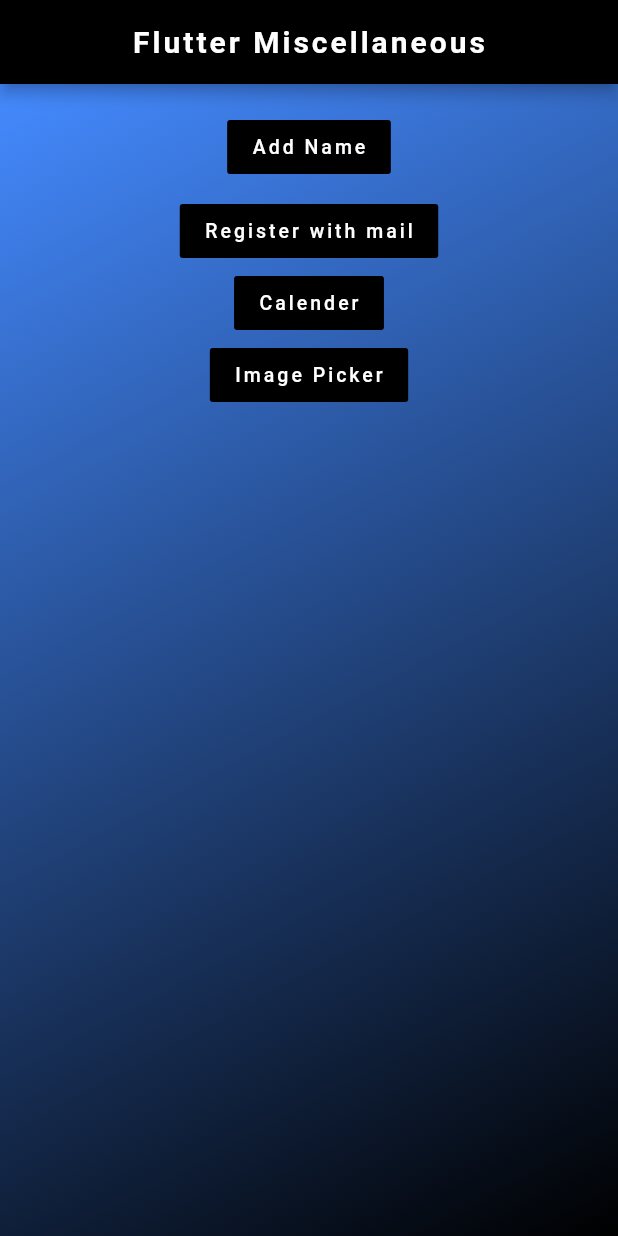
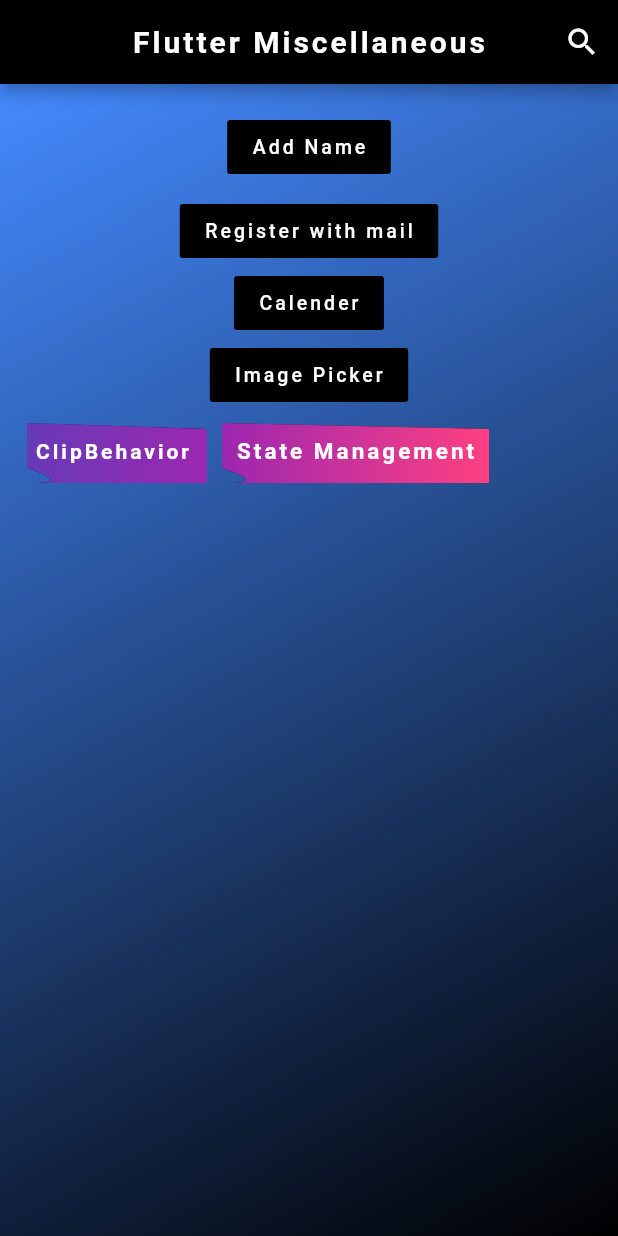
Before and after one commit to realalyeasin/flutter_miscellaneous, a Flutter app: the screen it shows after launch, on a phone screen of 412 x 824 dp. Run offline on Flutter 3.47's test engine with Material 2 defaults, Android fonts, the phone set to English and light mode, and no system bars; our stand-ins replace image_picker.

Commit message:
flutter_miscellaneous

```diff
--- /dev/null
+++ b/lib/StateManagement/models/movie.dart
@@ -0,0 +1,6 @@
+class Movie {
+  final String title;
+  final String? runtime;
+
+  Movie({required this.title, this.runtime});
+}
--- /dev/null
+++ b/lib/Widgets/clip.dart
@@ -0,0 +1,23 @@
+import 'package:flutter/cupertino.dart';
+
+class MyClipper extends CustomClipper<Path> {
+  @override
+  Path getClip(Size size) {
+    // TODO: implement getClip
+    var path = Path();
+    path.lineTo(0, size.height-10);
+    var controllPoint = Offset(30, size.height);
+    var endPoint = Offset(size.width/40, size.height);
+    path.quadraticBezierTo(controllPoint.dx, controllPoint.dy, endPoint.dx, endPoint.dy);
+    path.lineTo(size.width, size.height);
+    path.lineTo(size.width, 4);
+    return path;
+
+  }
+
+  @override
+  bool shouldReclip(covariant CustomClipper<Path> oldClipper) {
+    // TODO: implement shouldReclip
+    return true;
+  }
+}
--- a/lib/homePage.dart
+++ b/lib/homePage.dart
@@ -1,6 +1,8 @@
 import 'package:flutter/material.dart';
-
 import 'ImagePicker/imagePicker.dart';
+import 'StateManagement/screens/home_screen.dart';
+import 'Widgets/SearchPage.dart';
+import 'Widgets/clip.dart';
 
 class HomePage extends StatefulWidget {
   @override
@@ -18,7 +20,7 @@ class _HomePageState extends State<HomePage> {
           bool isChecked = false;
           return StatefulBuilder(builder: (context, setState) {
             return AlertDialog(
-              backgroundColor: Colors.amberAccent[100],
+              backgroundColor: Colors.blueAccent[100],
               content: Form(
                 key: _formKey,
                 child: Column(
@@ -76,7 +78,7 @@ class _HomePageState extends State<HomePage> {
               TextEditingController();
           return StatefulBuilder(builder: (context, setState) {
             return AlertDialog(
-              backgroundColor: Colors.amberAccent[100],
+              backgroundColor: Colors.blueAccent[100],
               content: Form(
                 key: _formKey,
                 child: Column(
@@ -140,15 +142,19 @@ class _HomePageState extends State<HomePage> {
           style: TextStyle(fontWeight: FontWeight.bold, letterSpacing: 2),
         ),
         centerTitle: true,
+        actions: [
+          IconButton(
+              onPressed: () => Navigator.of(context)
+                  .push(MaterialPageRoute(builder: (context) => SearchPage())),
+              icon: Icon(Icons.search))
+        ],
       ),
       body: Container(
         decoration: BoxDecoration(
           gradient: LinearGradient(
-            begin: Alignment.topLeft,
-            end: Alignment.bottomRight,
-            colors: [Colors.blueAccent, Colors.black]
-          ),
-
+              begin: Alignment.topLeft,
+              end: Alignment.bottomRight,
+              colors: [Colors.blueAccent, Colors.black]),
         ),
         child: Padding(
           padding: const EdgeInsets.all(18.0),
@@ -174,7 +180,6 @@ class _HomePageState extends State<HomePage> {
                 padding: const EdgeInsets.all(8.0),
                 child: Center(
                   child: Column(
-
                     children: [
                       FlatButton(
                           onPressed: () async {
@@ -230,6 +235,85 @@ class _HomePageState extends State<HomePage> {
                     ],
                   ),
                 ),
+              ),
+              Row(
+                children: [
+                  ClipPath(
+                    clipper: MyClipper(),
+                    child: Container(
+                      width: 120,
+                      height: 40,
+                      decoration: BoxDecoration(
+                          gradient: LinearGradient(
+                              begin: Alignment.centerLeft,
+                              end: Alignment.centerRight,
+                              colors: [Colors.deepPurple, Colors.purple]),
+                          boxShadow: [
+                            BoxShadow(
+                              color: Colors.black.withOpacity(1),
+                              spreadRadius: 5,
+                              blurRadius: 5,
+                              offset: Offset(1, 4),
+                            )
+                          ]),
+                      child: Stack(children: [
+                        Positioned(
+                            top: 11,
+                            left: 5,
+                            child: Text(
+                              'ClipBehavior',
+                              style: TextStyle(
+                                  color: Colors.white,
+                                  letterSpacing: 2,
+                                  fontWeight: FontWeight.bold),
+                            )),
+                      ]),
+                    ),
+                  ),
+                  SizedBox(
+                    width: 10,
+                  ),
+                  ClipPath(
+                    clipper: MyClipper(),
+                    child: Container(
+                      width: 178,
+                      height: 40,
+                      decoration: BoxDecoration(
+                          gradient: LinearGradient(
+                              begin: Alignment.centerLeft,
+                              end: Alignment.centerRight,
+                              colors: [Colors.purple, Colors.pinkAccent]),
+                          boxShadow: [
+                            BoxShadow(
+                              color: Colors.black.withOpacity(1),
+                              spreadRadius: 1,
+                              blurRadius: 2,
+                              offset: Offset(0, 1),
+                            )
+                          ]),
+                      child: Stack(children: [
+                        Positioned(
+                            top: -5,
+                            left: 1,
+                            child: TextButton(
+                              onPressed: () {
+                                Navigator.of(context).push(MaterialPageRoute(
+                                    builder: (context) => SMHomeScreen()));
+                              },
+                              child: Text(
+                                'State Management',
+                                style: TextStyle(
+                                  color: Colors.white,
+                                  letterSpacing: 2,
+                                  fontWeight: FontWeight.bold,
+                                  fontSize: 15,
+                                ),
+                              ),
+                            )),
+                      ]),
+                    ),
+                  )
+                ],
               )
             ],
           ),
```
Also changed, not shown: lib/StateManagement/provider/movie_provider.dart (added, +29 -0 lines), lib/StateManagement/screens/home_screen.dart (added, +91 -0 lines), lib/StateManagement/screens/my_list_screen.dart (added, +45 -0 lines), lib/Widgets/SearchPage.dart (added, +57 -0 lines), lib/main.dart (+10 -2 lines), pubspec.yaml (+5 -4 lines), pubspec.lock.
